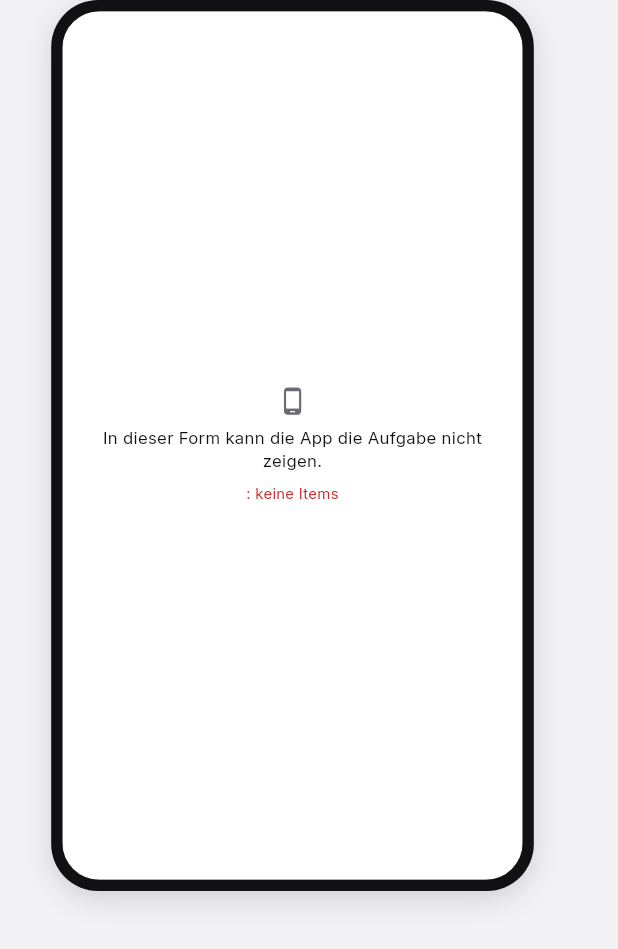
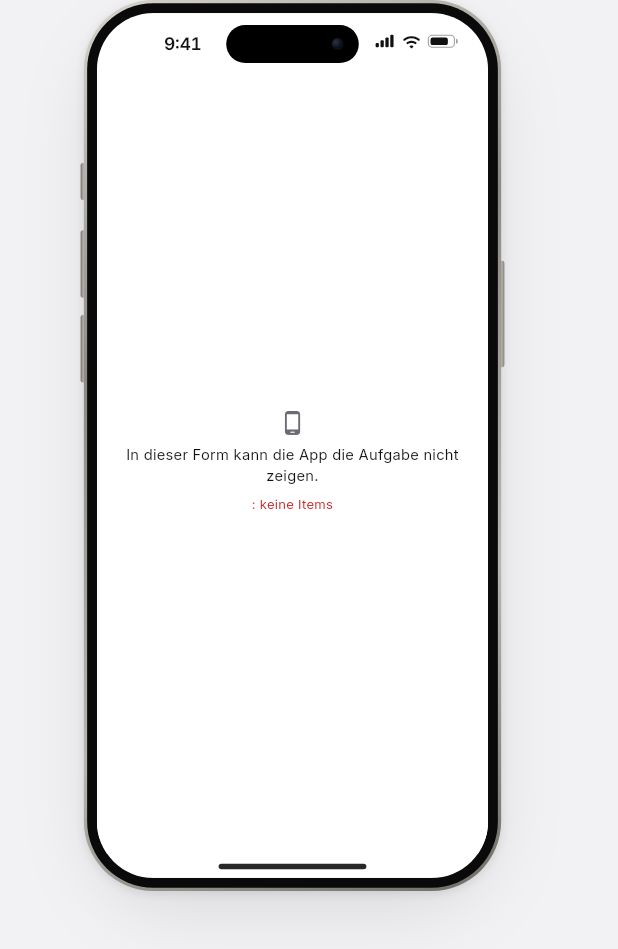
Before and after one commit to JonaJozefZeichen/TutoDidaktikPrototyping, a Flutter app: the HandyVorschau widget shown alone on an empty page, opened directly with empty values, on a phone screen of 412 x 824 dp. Shown: the top 949 px of the screen. Run offline on Flutter 3.47's test engine with Material 3 defaults, Android fonts, the phone set to English and light mode, and no system bars; our stand-ins replace file_picker, flutter_markdown_plus, pdf, printing, shared_preferences; missing offline and left inert: phosphor_icons; accounts and stored records are empty; network calls fail.

Commit message:
Handy-Vorschau als iPhone-Mockup
Neues Widget IPhoneRahmen (lib/vorschau/iphone_rahmen.dart), komplett im Code
gezeichnet: Titanrahmen, Seitentasten, Dynamic Island, Statusleiste mit Uhrzeit,
Empfang, WLAN und Akku, Home-Indikator. Seitenverhältnis wie ein 6,1-Zoll-iPhone.
Genutzt in der Aufgaben-Vorschau (Editor, Verlauf, Katalog, Paket-Editor) und in
der Lernenden-Ansicht. Der Bildschirm bekommt ein eigenes Theme, damit Knöpfe im
Handy nicht den Stil des Tools übernehmen.

Co-Authored-By: Claude Opus 5.5 <noreply@anthropic.com>
Claude-Session: https://claude.ai/code/session_01E67FVW7SCQvbogckbN7bCt

```diff
--- a/app/lib/editor/vorschau.dart
+++ b/app/lib/editor/vorschau.dart
@@ -5,6 +5,7 @@ import 'package:flutter/material.dart';
 
 import 'package:tuto_didaktik/thema.dart';
 import 'package:tuto_didaktik/vorschau/design_system_controller.dart';
+import 'package:tuto_didaktik/vorschau/iphone_rahmen.dart';
 import 'package:tuto_didaktik/vorschau/widgets/antwort_eingabe.dart';
 import 'package:tuto_didaktik/vorschau/widgets/medien.dart';
 
@@ -60,19 +61,9 @@ class _HandyVorschauState extends State<HandyVorschau> {
     final index = _item.clamp(0, items.isEmpty ? 0 : items.length - 1);
     final item = items.isEmpty ? null : items[index];
     final werte = <String, num>{for (final p in aufgabe?.parameter ?? const <Parameter>[]) p.name: p.min};
-    final handy = Container(
-      width: 390,
-      height: 720,
-      decoration: BoxDecoration(
-        color: tinte,
-        borderRadius: BorderRadius.circular(38),
-        boxShadow: const [BoxShadow(blurRadius: 18, color: Color(0x22000000), offset: Offset(0, 6))],
-      ),
-      padding: const EdgeInsets.all(9),
-      child: ClipRRect(
-        borderRadius: BorderRadius.circular(30),
-        child: item == null ? _nichtLadbar(fehler) : _bildschirm(context, aufgabe!, item, werte),
-      ),
+    final handy = IPhoneRahmen(
+      hintergrund: item == null ? null : context.designSystem.backgroundGradient,
+      child: item == null ? _nichtLadbar(fehler) : _bildschirm(context, aufgabe!, item, werte),
     );
     final leiste = Column(
       crossAxisAlignment: CrossAxisAlignment.stretch,
@@ -97,13 +88,13 @@ class _HandyVorschauState extends State<HandyVorschau> {
     return LayoutBuilder(
       builder: (context, c) {
         const leisteBreite = 250.0;
-        final hoehe = c.maxHeight.isFinite ? c.maxHeight : 720.0;
-        final skala = (hoehe / 720).clamp(0.55, 1.0);
-        final handyBreite = 390 * skala;
+        final hoehe = c.maxHeight.isFinite ? c.maxHeight : iphoneHoehe;
+        final skala = (hoehe / iphoneHoehe).clamp(0.5, 1.0);
+        final handyBreite = iphoneBreite * skala;
         final nebeneinander = !c.maxWidth.isFinite || c.maxWidth >= handyBreite + 16 + leisteBreite;
         final skaliert = SizedBox(
           width: handyBreite,
-          height: 720 * skala,
+          height: iphoneHoehe * skala,
           child: FittedBox(child: handy),
         );
         if (nebeneinander) {
@@ -122,13 +113,13 @@ class _HandyVorschauState extends State<HandyVorschau> {
           );
         }
         final begrenzt = c.maxHeight.isFinite;
-        final klein = (begrenzt ? (hoehe - 230) / 720 : 1.0).clamp(0.4, 1.0);
+        final klein = (begrenzt ? (hoehe - 230) / iphoneHoehe : 1.0).clamp(0.4, 1.0);
         return Column(
           mainAxisSize: MainAxisSize.min,
           children: [
             SizedBox(
-              width: 390 * klein,
-              height: 720 * klein,
+              width: iphoneBreite * klein,
+              height: iphoneHoehe * klein,
               child: FittedBox(child: handy),
             ),
             const SizedBox(height: 8),
@@ -168,13 +159,13 @@ class _HandyVorschauState extends State<HandyVorschau> {
     final tokens = context.designSystem;
     String text(String t) => fuelleParameter(t, werte);
     return MediaQuery(
-      data: MediaQuery.of(context).copyWith(size: const Size(372, 702), padding: EdgeInsets.zero),
+      data: MediaQuery.of(context).copyWith(size: iphoneInhalt, padding: EdgeInsets.zero),
       child: DecoratedBox(
-        decoration: BoxDecoration(gradient: tokens.backgroundGradient),
+        decoration: const BoxDecoration(),
         child: Material(
           type: MaterialType.transparency,
           child: ListView(
-            padding: const EdgeInsets.fromLTRB(18, 26, 18, 26),
+            padding: const EdgeInsets.fromLTRB(18, 8, 18, 26),
             children: [
               Text(aufgabe.titel, style: tokens.label()),
               const SizedBox(height: 12),
--- a/app/lib/lehre/schueler_ansicht.dart
+++ b/app/lib/lehre/schueler_ansicht.dart
@@ -8,6 +8,7 @@ import 'package:tuto_didaktik/lehre/zustand.dart';
 import 'package:tuto_didaktik/lehre/zuweisen_seite.dart';
 import 'package:tuto_didaktik/thema.dart';
 import 'package:tuto_didaktik/vorschau/design_system_controller.dart';
+import 'package:tuto_didaktik/vorschau/iphone_rahmen.dart';
 import 'package:tuto_didaktik/vorschau/widgets/antwort_eingabe.dart';
 
 /// Schüler\*innen-Ansicht: ein Handy wie in der App, angemeldet mit einem
@@ -170,10 +171,10 @@ class _SchuelerAnsichtState extends State<SchuelerAnsicht> {
                 children: [
                   LayoutBuilder(
                     builder: (context, c) {
-                      final skala = (c.maxHeight / 720).clamp(0.55, 1.0);
+                      final skala = (c.maxHeight / iphoneHoehe).clamp(0.5, 1.0);
                       return SizedBox(
-                        width: 390 * skala,
-                        height: 720 * skala,
+                        width: iphoneBreite * skala,
+                        height: iphoneHoehe * skala,
                         child: FittedBox(child: _handy(context)),
                       );
                     },
@@ -242,21 +243,12 @@ class _SchuelerAnsichtState extends State<SchuelerAnsicht> {
 
   Widget _handy(BuildContext context) {
     final tokens = context.designSystem;
-    return Container(
-      width: 390,
-      height: 720,
-      decoration: BoxDecoration(
-        color: tinte,
-        borderRadius: BorderRadius.circular(38),
-        boxShadow: const [BoxShadow(blurRadius: 18, color: Color(0x22000000), offset: Offset(0, 6))],
-      ),
-      padding: const EdgeInsets.all(9),
-      child: ClipRRect(
-        borderRadius: BorderRadius.circular(30),
+    return IPhoneRahmen(
+      hintergrund: tokens.backgroundGradient,
       child: MediaQuery(
-          data: MediaQuery.of(context).copyWith(size: const Size(372, 702), padding: EdgeInsets.zero),
+        data: MediaQuery.of(context).copyWith(size: iphoneInhalt, padding: EdgeInsets.zero),
         child: DecoratedBox(
-            decoration: BoxDecoration(gradient: tokens.backgroundGradient),
+          decoration: const BoxDecoration(),
           child: Material(
             type: MaterialType.transparency,
             child: switch (_bildschirm) {
@@ -265,7 +257,6 @@ class _SchuelerAnsichtState extends State<SchuelerAnsicht> {
               _Bildschirm.loesen => _loesen(context),
               _Bildschirm.fertig => _fertig(context),
             },
-            ),
           ),
         ),
       ),
--- /dev/null
+++ b/app/lib/vorschau/iphone_rahmen.dart
@@ -0,0 +1,258 @@
+import 'package:flutter/material.dart';
+
+/// Außenmaße des Geräts in logischen Pixeln; Seitenverhältnis wie ein
+/// aktuelles 6,1-Zoll-iPhone (ca. 0,47).
+const iphoneBreite = 390.0;
+const iphoneHoehe = 820.0;
+
+/// Fläche, die der Inhalt bekommt: Bildschirm ohne Statusleiste und
+/// Home-Indikator.
+const iphoneInhalt = Size(_bildschirmBreite, _bildschirmHoehe - _statusHoehe - _homeHoehe);
+
+const _knopfBreite = 3.0;
+const _gehaeuseBreite = iphoneBreite - 2 * _knopfBreite;
+const _rahmen = 12.0; // Titan + schwarzer Displayrand
+const _bildschirmBreite = _gehaeuseBreite - 2 * _rahmen;
+const _bildschirmHoehe = iphoneHoehe - 2 * _rahmen;
+const _statusHoehe = 52.0;
+const _homeHoehe = 22.0;
+
+/// iPhone-Mockup mit Titanrahmen, Seitentasten, Dynamic Island, Statusleiste
+/// und Home-Indikator, komplett im Code gezeichnet (keine Bilddateien).
+/// [hintergrund] füllt den ganzen Bildschirm, also auch hinter der
+/// Statusleiste; [child] liegt im Bereich darunter ([iphoneInhalt]).
+class IPhoneRahmen extends StatelessWidget {
+  const IPhoneRahmen({super.key, required this.child, this.hintergrund});
+
+  final Widget child;
+  final Gradient? hintergrund;
+
+  @override
+  Widget build(BuildContext context) {
+    return SizedBox(
+      width: iphoneBreite,
+      height: iphoneHoehe,
+      child: Stack(
+        clipBehavior: Clip.none,
+        children: [
+          // Seitentasten links: Aktionstaste, lauter, leiser; rechts: Seitentaste.
+          const _Taste(links: true, oben: 150, hoehe: 34),
+          const _Taste(links: true, oben: 212, hoehe: 62),
+          const _Taste(links: true, oben: 290, hoehe: 62),
+          const _Taste(links: false, oben: 240, hoehe: 98),
+          Positioned(left: _knopfBreite, top: 0, width: _gehaeuseBreite, height: iphoneHoehe, child: _gehaeuse()),
+        ],
+      ),
+    );
+  }
+
+  Widget _gehaeuse() => DecoratedBox(
+    // Titanrahmen: leichter Verlauf mit hellen Kanten.
+    decoration: BoxDecoration(
+      borderRadius: BorderRadius.circular(64),
+      gradient: const LinearGradient(
+        begin: Alignment.topLeft,
+        end: Alignment.bottomRight,
+        colors: [Color(0xFFD7D4CE), Color(0xFF8D8A84), Color(0xFFB9B6B0), Color(0xFF6F6C67)],
+        stops: [0, 0.35, 0.7, 1],
+      ),
+      boxShadow: const [
+        BoxShadow(color: Color(0x1F000000), blurRadius: 60, offset: Offset(0, 24), spreadRadius: -14),
+        BoxShadow(color: Color(0x14000000), blurRadius: 6, offset: Offset(0, 2)),
+      ],
+    ),
+    child: Padding(
+      padding: const EdgeInsets.all(3),
+      child: DecoratedBox(
+        decoration: BoxDecoration(color: const Color(0xFF0A0A0B), borderRadius: BorderRadius.circular(61)),
+        child: Padding(
+          padding: const EdgeInsets.all(_rahmen - 3),
+          child: ClipRRect(
+            borderRadius: BorderRadius.circular(52),
+            child: DecoratedBox(
+              decoration: BoxDecoration(color: Colors.white, gradient: hintergrund),
+              child: Stack(
+                children: [
+                  Positioned.fill(
+                    child: Column(
+                      children: [
+                        const SizedBox(height: _statusHoehe, child: _Statusleiste()),
+                        // Eigenes Theme: Der Bildschirm zeigt die App, nicht den Stil des Tools.
+                        Expanded(
+                          child: Theme(data: _appThema, child: child),
+                        ),
+                        const SizedBox(height: _homeHoehe),
+                      ],
+                    ),
+                  ),
+                  // Dynamic Island
+                  Positioned(
+                    top: 11,
+                    left: (_bildschirmBreite - 122) / 2,
+                    child: Container(
+                      width: 122,
+                      height: 35,
+                      decoration: const ShapeDecoration(color: Colors.black, shape: StadiumBorder()),
+                      alignment: Alignment.centerRight,
+                      padding: const EdgeInsets.only(right: 14),
+                      // Kameralinse
+                      child: Container(
+                        width: 11,
+                        height: 11,
+                        decoration: const BoxDecoration(
+                          shape: BoxShape.circle,
+                          gradient: RadialGradient(
+                            colors: [Color(0xFF2B3446), Color(0xFF0B0E14)],
+                            center: Alignment(-0.3, -0.3),
+                          ),
+                        ),
+                      ),
+                    ),
+                  ),
+                  // Home-Indikator
+                  Positioned(
+                    bottom: 8,
+                    left: (_bildschirmBreite - 136) / 2,
+                    child: Container(
+                      width: 136,
+                      height: 5,
+                      decoration: const ShapeDecoration(color: Color(0xE6111111), shape: StadiumBorder()),
+                    ),
+                  ),
+                ],
+              ),
+            ),
+          ),
+        ),
+      ),
+    ),
+  );
+}
+
+/// Material-Grundlage im Bildschirm wie vor dem Redesign des Tools (Tuto-Blau,
+/// Open Sans), damit Knöpfe und Felder im Handy nicht den Tool-Stil annehmen.
+final _appThema = ThemeData(
+  colorScheme: ColorScheme.fromSeed(seedColor: const Color(0xFF2A62C4), primary: const Color(0xFF2A62C4)),
+  fontFamily: 'Open Sans',
+  visualDensity: VisualDensity.compact,
+);
+
+class _Taste extends StatelessWidget {
+  const _Taste({required this.links, required this.oben, required this.hoehe});
+
+  final bool links;
+  final double oben;
+  final double hoehe;
+
+  @override
+  Widget build(BuildContext context) => Positioned(
+    left: links ? 0 : null,
+    right: links ? null : 0,
+    top: oben,
+    child: Container(
+      width: _knopfBreite + 2,
+      height: hoehe,
+      decoration: BoxDecoration(
+        borderRadius: BorderRadius.circular(2),
+        gradient: const LinearGradient(colors: [Color(0xFF7D7A75), Color(0xFFC4C1BB), Color(0xFF8D8A84)]),
+      ),
+    ),
+  );
+}
+
+/// Uhrzeit links, Empfang, WLAN und Akku rechts, wie auf iOS.
+class _Statusleiste extends StatelessWidget {
+  const _Statusleiste();
+
+  static const _farbe = Color(0xFF111111);
+
+  @override
+  Widget build(BuildContext context) => const Padding(
+    padding: EdgeInsets.fromLTRB(34, 17, 28, 0),
+    child: Row(
+      crossAxisAlignment: CrossAxisAlignment.start,
+      children: [
+        SizedBox(
+          width: 90,
+          child: Text(
+            '9:41',
+            textAlign: TextAlign.center,
+            style: TextStyle(
+              fontFamily: 'Inter',
+              fontSize: 16,
+              fontWeight: FontWeight.w600,
+              color: _farbe,
+              letterSpacing: -0.2,
+              fontFeatures: [FontFeature.tabularFigures()],
+            ),
+          ),
+        ),
+        Spacer(),
+        Padding(padding: EdgeInsets.only(top: 3), child: _Empfang()),
+        SizedBox(width: 6),
+        Padding(
+          padding: EdgeInsets.only(top: 1),
+          child: Icon(Icons.wifi_rounded, size: 18, color: _farbe),
+        ),
+        SizedBox(width: 6),
+        Padding(padding: EdgeInsets.only(top: 3), child: _Akku()),
+      ],
+    ),
+  );
+}
+
+class _Empfang extends StatelessWidget {
+  const _Empfang();
+
+  @override
+  Widget build(BuildContext context) => Row(
+    crossAxisAlignment: CrossAxisAlignment.end,
+    children: [
+      for (final h in const [4.0, 6.5, 9.0, 11.5]) ...[
+        Container(
+          width: 3,
+          height: h,
+          decoration: BoxDecoration(color: _Statusleiste._farbe, borderRadius: BorderRadius.circular(1)),
+        ),
+        const SizedBox(width: 1.5),
+      ],
+    ],
+  );
+}
+
+class _Akku extends StatelessWidget {
+  const _Akku();
+
+  @override
+  Widget build(BuildContext context) => Row(
+    children: [
+      Container(
+        width: 25,
+        height: 12,
+        padding: const EdgeInsets.all(1.5),
+        decoration: BoxDecoration(
+          border: Border.all(color: const Color(0x66111111)),
+          borderRadius: BorderRadius.circular(4),
+        ),
+        child: Align(
+          alignment: Alignment.centerLeft,
+          child: FractionallySizedBox(
+            widthFactor: 0.8,
+            child: Container(
+              decoration: BoxDecoration(color: _Statusleiste._farbe, borderRadius: BorderRadius.circular(2)),
+            ),
+          ),
+        ),
+      ),
+      const SizedBox(width: 1),
+      Container(
+        width: 1.5,
+        height: 4,
+        decoration: const BoxDecoration(
+          color: Color(0x66111111),
+          borderRadius: BorderRadius.horizontal(right: Radius.circular(1)),
+        ),
+      ),
+    ],
+  );
+}
```
Lines whose indentation alone changed are shown as unchanged.
